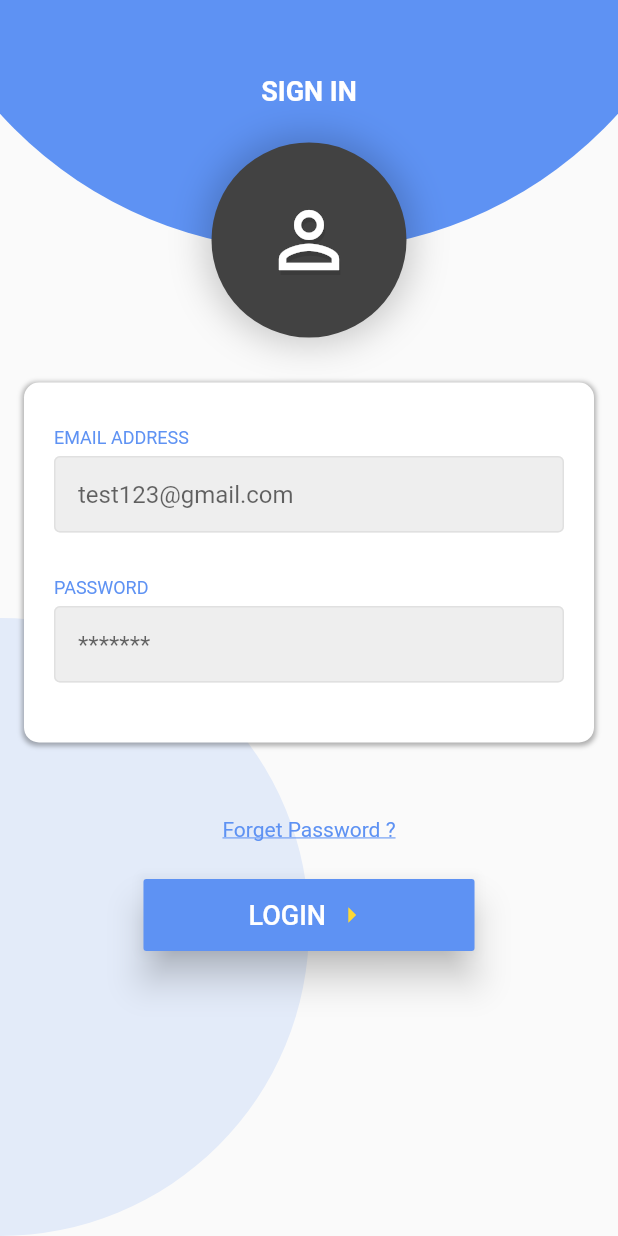
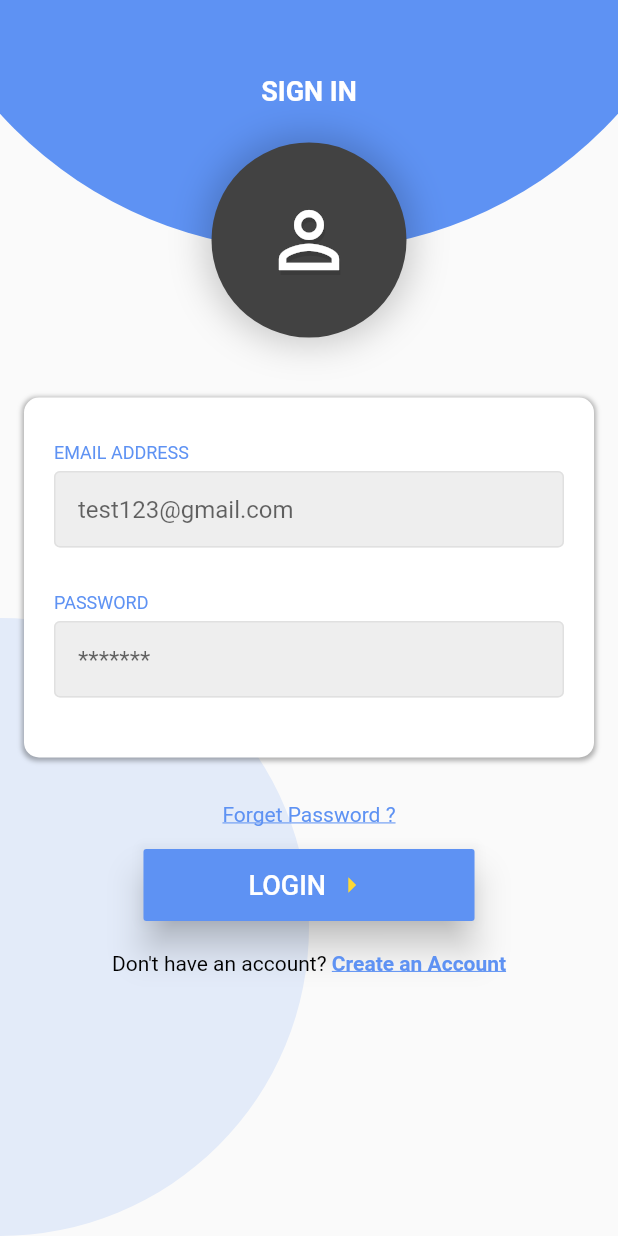
Before and after one commit to OppoCommando/MyFirst_Demo_FlutterProject, a Flutter app: the screen it shows after launch, on a phone screen of 412 x 824 dp. Run offline on Flutter 3.47's test engine with Material 2 defaults, Android fonts, the phone set to English and light mode, and no system bars.

```diff
--- a/demoproject/lib/main.dart
+++ b/demoproject/lib/main.dart
@@ -1,6 +1,7 @@
 
 import 'package:demoproject/src/Activities/HomeMain.dart';
 import 'package:demoproject/src/Activities/LoginPage.dart';
+import 'package:demoproject/src/Activities/SignUpPage.dart';
 import 'package:flutter/material.dart';
 
 import 'src/Fragments/EventPage.dart';
--- a/demoproject/lib/src/Activities/LoginPage.dart
+++ b/demoproject/lib/src/Activities/LoginPage.dart
@@ -4,7 +4,10 @@ import 'package:demoproject/design/BuildBackgroundTopCircle.dart';
 import 'package:demoproject/widgets/SingInBottom.dart';
 import 'package:demoproject/widgets/TextFieldWeiget.dart';
 import 'package:flutter/cupertino.dart';
+import 'package:flutter/gestures.dart';
 import 'package:flutter/material.dart';
+
+import 'SignUpPage.dart';
 
 class  LoginPage extends StatefulWidget
 {
@@ -21,10 +24,25 @@ class  LoginPage extends StatefulWidget
 class _LoginPage extends State<LoginPage>{
 
   bool _showSignIn;
+  final yellowColor = Color(0XFFfdd835);
+  final blueColor = Color(0XFF5e92f3);
+  TapGestureRecognizer _tapGestureRecognizer;
 
   @override
+  void initState() {
+    super.initState();
+
+    _tapGestureRecognizer = TapGestureRecognizer()
+      ..onTap = () {
+        setState(() {
+          Navigator.push(context, MaterialPageRoute(builder: (context) => SignUpPage()));
+          print("Hello");
+        });
+      };
+  }
+  @override
   Widget build(BuildContext context) {
-    _showSignIn=false;
+    _showSignIn=true;
     return
         Scaffold(
           body: Stack(
@@ -74,7 +92,22 @@ class _LoginPage extends State<LoginPage>{
 
                                     ),
                                 ),
-                                SingInBottom()
+                                SingInBottom(),
+                                RichText(
+                                  text: TextSpan(
+                                      text: "Don't have an account? ",
+                                      style: TextStyle(color: Colors.black),
+                                      children: [
+                                        TextSpan(
+                                            text: "Create an Account",
+                                            recognizer: _tapGestureRecognizer,
+                                            style: TextStyle(
+                                              decoration: TextDecoration.underline,
+                                              color: blueColor,
+                                              fontWeight: FontWeight.bold,
+                                            ))
+                                      ]),
+                                )
                               ],
                           ),
 
--- a/demoproject/lib/widgets/SingInBottom.dart
+++ b/demoproject/lib/widgets/SingInBottom.dart
@@ -1,4 +1,6 @@
+import 'package:demoproject/src/Activities/HomeMain.dart';
 import 'package:flutter/cupertino.dart';
+import 'package:flutter/gestures.dart';
 import 'package:flutter/material.dart';
 
 class SingInBottom extends StatelessWidget{
@@ -6,9 +8,12 @@ class SingInBottom extends StatelessWidget{
   Widget build(BuildContext context) {
     final yellowColor = Color(0XFFfdd835);
     final blueColor = Color(0XFF5e92f3);
+    TapGestureRecognizer _tapGestureRecognizer;
+
+
     // TODO: implement build
     return Container(
-      margin: EdgeInsets.only(top: 50),
+      margin: EdgeInsets.only(top: 30),
       child: Column(
         children: [
           InkWell(
@@ -24,13 +29,15 @@ class SingInBottom extends StatelessWidget{
             ),
           ),
           SizedBox(
-            height: 25,
+            height: 15,
           ),
           RaisedButton(
             color: blueColor,
             elevation: 10,
             padding: EdgeInsets.symmetric(horizontal: 70, vertical: 12),
-            onPressed: () {},
+            onPressed: () {
+              Navigator.push(context, MaterialPageRoute(builder: (context) => HomeMain()));
+            },
             child: Row(
               mainAxisAlignment: MainAxisAlignment.center,
               mainAxisSize: MainAxisSize.min,
@@ -52,12 +59,13 @@ class SingInBottom extends StatelessWidget{
               ],
             ),
           ),
-
+          SizedBox(
+            height: 20,
+          ),
 
         ],
       ),
     );
-
   }
 
 }
```
Also changed, not shown: demoproject/lib/src/Activities/SignUpPage.dart (added, +147 -0 lines), demoproject/lib/widgets/SingUpBottom.dart (added, +56 -0 lines).
